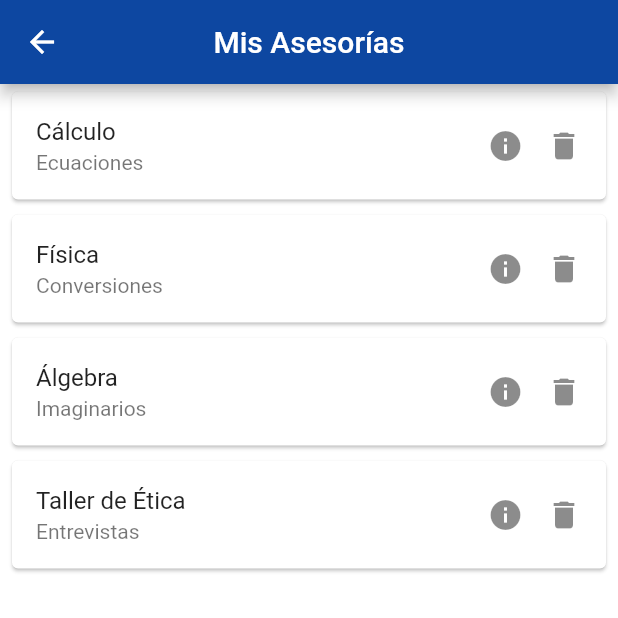
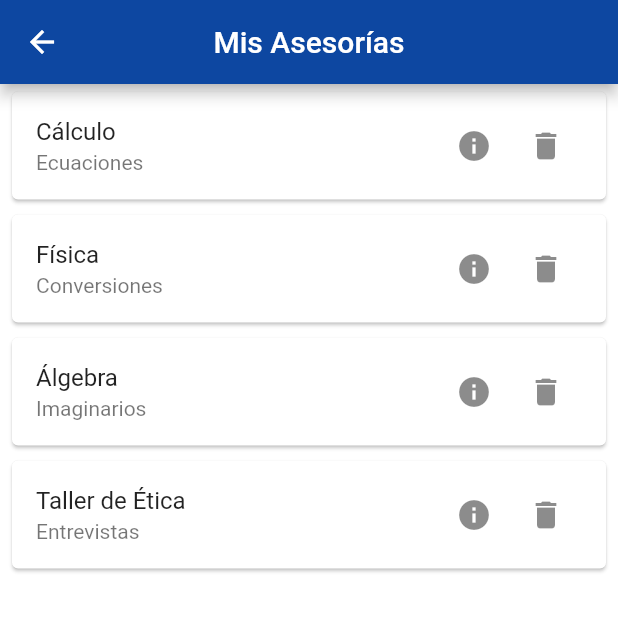
Before and after one commit to coba-luis-enrique/AssitApp, a Flutter app: the Misasesorias screen opened directly, on a phone screen of 412 x 824 dp, the top half of it. Run offline on Flutter 3.47's test engine with Material 2 defaults, Android fonts, the phone set to English and light mode, and no system bars.

Commit message:
Mis Asesorias actualizado

```diff
--- a/lib/misasesorias.dart
+++ b/lib/misasesorias.dart
@@ -10,6 +10,7 @@ class _MisasesoriasState extends State<Misasesorias> {
 
   List <String> asesorias = [ 'Cálculo','Física', 'Álgebra', 'Taller de Ética'];
   List <String> alcance = [ 'Ecuaciones','Conversiones', 'Imaginarios', 'Entrevistas'];
+  List <String> espacio = [ '3/20','12/20', '18/20', '2/20'];
 
   @override
   Widget build(BuildContext context) {
@@ -34,10 +35,17 @@ class _MisasesoriasState extends State<Misasesorias> {
                             title: Text(asesorias[index]),
                             subtitle: Text(alcance[index]),
                             trailing: Wrap(
-                              spacing: 15,
                               children: [
-                                Icon(Icons.info),
-                                Icon(Icons.delete)
+                                IconButton(
+                                  onPressed: (){
+                                  },
+                                  icon: Icon(Icons.info)
+                                  ),
+                                IconButton(
+                                  onPressed: (){
+                                  },
+                                  icon: Icon(Icons.delete)
+                                  ),
                               ],
                             ),
                     ),
```
